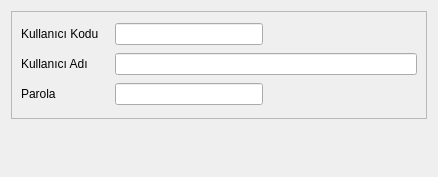
Qt form YONETIM/kullanici_degistir_batch.ui (adakteknoloji/FRAMEWORK) before a commit.
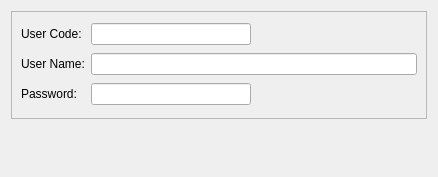
The same form after that commit.

Commit message: Kullanıcı Değişim ekranı tamamlandı

```diff
--- a/YONETIM/kullanici_degistir_batch.ui
+++ b/YONETIM/kullanici_degistir_batch.ui
@@ -59,7 +59,7 @@
          </sizepolicy>
         </property>
         <property name="text">
-         <string>Kullanıcı Kodu   </string>
+         <string>User Code:</string>
         </property>
        </widget>
       </item>
@@ -82,7 +82,7 @@
          </sizepolicy>
         </property>
         <property name="text">
-         <string>Kullanıcı Adı</string>
+         <string>User Name:</string>
         </property>
        </widget>
       </item>
@@ -108,7 +108,7 @@
          </sizepolicy>
         </property>
         <property name="text">
-         <string>Parola</string>
+         <string>Password:</string>
         </property>
        </widget>
       </item>
```
Left out of the diff: 2 changed lines with no effect on the pictures. The commit also changes 1 other file.
